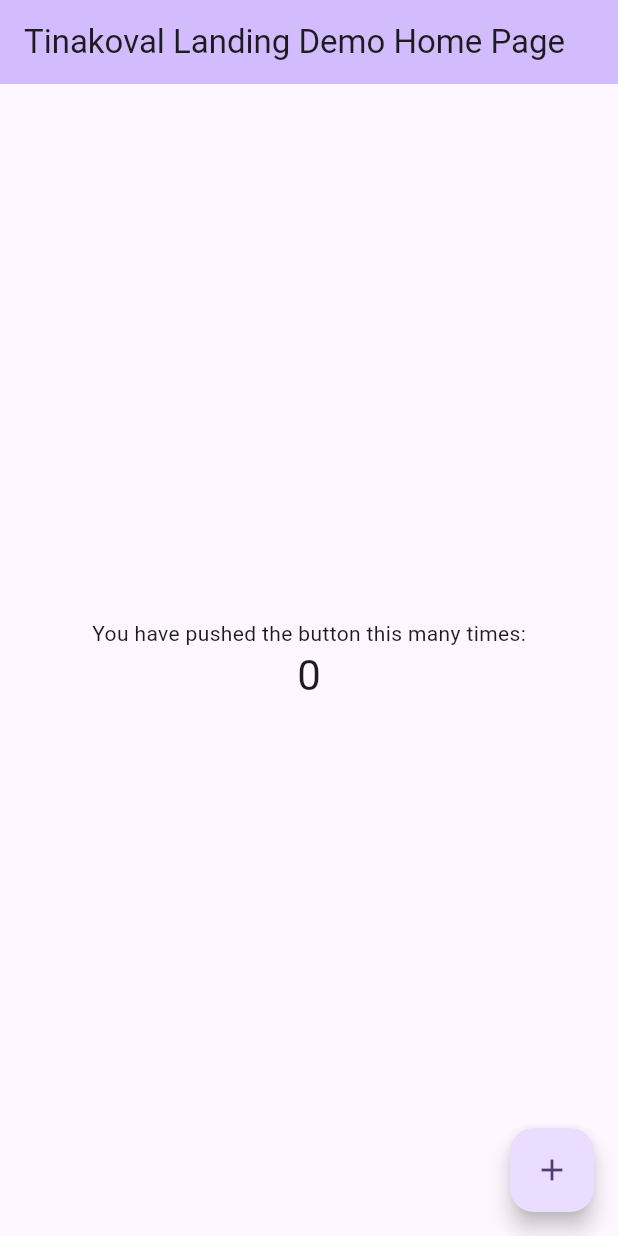
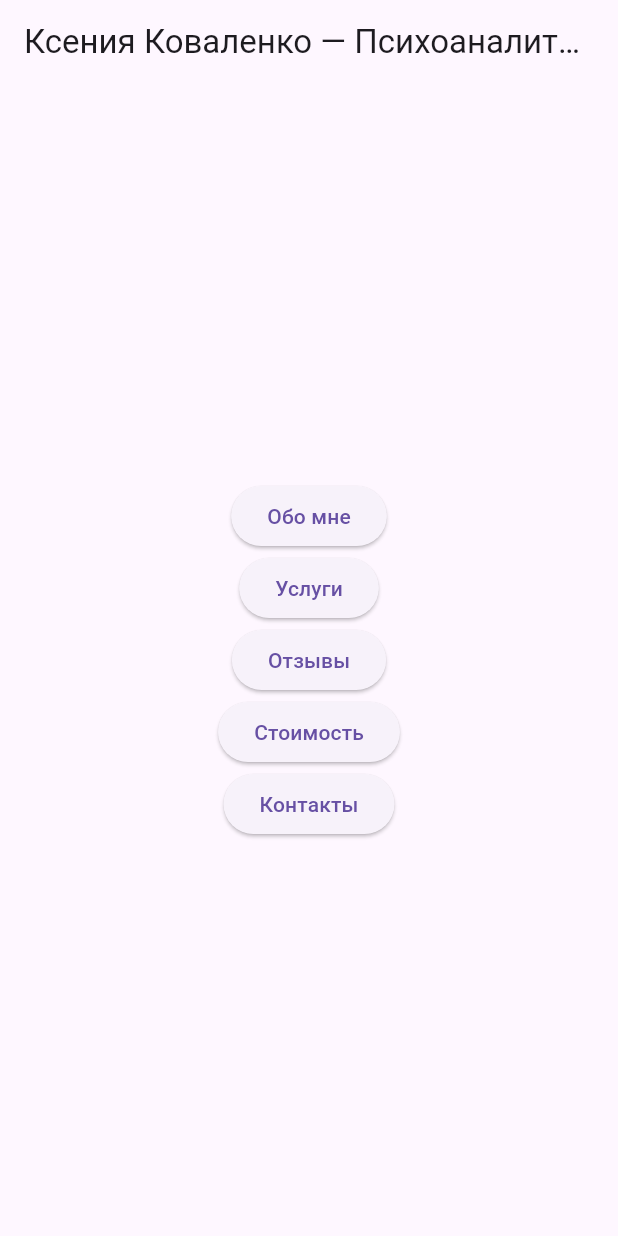
Before and after one commit to abigotado/tinakoval_landing, a Flutter app: the screen it shows after launch, on a phone screen of 412 x 824 dp. Run offline on Flutter 3.47's test engine with Material 3 defaults, Android fonts, the phone set to English and light mode, and no system bars; our stand-ins replace flutter_riverpod, freezed_annotation, go_router, riverpod_annotation; generated files the repository leaves out were written again; Roboto replaces fonts that are missing (OpenSans).

Commit message:
feature(app): create main structure

```diff
--- /dev/null
+++ b/lib/core/routing/app_routes.dart
@@ -0,0 +1,40 @@
+import 'package:flutter_riverpod/flutter_riverpod.dart';
+import 'package:go_router/go_router.dart';
+
+import '../../presentation/ui/screens/about_screen.dart';
+import '../../presentation/ui/screens/contact_screen.dart';
+import '../../presentation/ui/screens/home_screen.dart';
+import '../../presentation/ui/screens/pricing_screen.dart';
+import '../../presentation/ui/screens/services_screen.dart';
+import '../../presentation/ui/screens/testimonials_screen.dart';
+
+final goRouterProvider = Provider<GoRouter>((ref) {
+  return GoRouter(
+    routes: [
+      GoRoute(
+        path: '/',
+        builder: (context, state) => const HomeScreen(),
+      ),
+      GoRoute(
+        path: '/about',
+        builder: (context, state) => const AboutScreen(),
+      ),
+      GoRoute(
+        path: '/services',
+        builder: (context, state) => const ServicesScreen(),
+      ),
+      GoRoute(
+        path: '/testimonials',
+        builder: (context, state) => const TestimonialsScreen(),
+      ),
+      GoRoute(
+        path: '/pricing',
+        builder: (context, state) => const PricingScreen(),
+      ),
+      GoRoute(
+        path: '/contact',
+        builder: (context, state) => const ContactScreen(),
+      ),
+    ],
+  );
+});
--- /dev/null
+++ b/lib/domain/repository/content_repository.dart
@@ -0,0 +1,5 @@
+import '../models/content_model.dart';
+
+abstract interface class ContentRepository {
+  Future<Content> fetchContent();
+}
--- a/lib/main.dart
+++ b/lib/main.dart
@@ -1,68 +1,29 @@
 import 'package:flutter/material.dart';
+import 'package:flutter_riverpod/flutter_riverpod.dart';
+
+import 'core/routing/app_routes.dart';
 
 void main() {
-  runApp(const MyApp());
+  runApp(
+    const ProviderScope(
+      child: MyApp(),
+    ),
+  );
 }
 
-class MyApp extends StatelessWidget {
+class MyApp extends ConsumerWidget {
   const MyApp({super.key});
 
   @override
-  Widget build(BuildContext context) {
-    return MaterialApp(
-      title: 'Tinakoval Landing Demo',
+  Widget build(BuildContext context, WidgetRef ref) {
+    final goRouter = ref.watch(goRouterProvider);
+    return MaterialApp.router(
+      title: 'Ксения Коваленко — Психоаналитик',
       theme: ThemeData(
-        colorScheme: ColorScheme.fromSeed(seedColor: Colors.deepPurple),
-        useMaterial3: true,
+        primarySwatch: Colors.blue,
+        fontFamily: 'OpenSans',
       ),
-      home: const MyHomePage(title: 'Tinakoval Landing Demo Home Page'),
+      routerConfig: goRouter,
     );
   }
 }
-
-class MyHomePage extends StatefulWidget {
-  const MyHomePage({super.key, required this.title});
-  final String title;
-
-  @override
-  State<MyHomePage> createState() => _MyHomePageState();
-}
-
-class _MyHomePageState extends State<MyHomePage> {
-  int _counter = 0;
-
-  void _incrementCounter() {
-    setState(() {
-      _counter++;
-    });
-  }
-
-  @override
-  Widget build(BuildContext context) {
-    return Scaffold(
-      appBar: AppBar(
-        backgroundColor: Theme.of(context).colorScheme.inversePrimary,
-        title: Text(widget.title),
-      ),
-      body: Center(
-        child: Column(
-          mainAxisAlignment: MainAxisAlignment.center,
-          children: <Widget>[
-            const Text(
-              'You have pushed the button this many times:',
-            ),
-            Text(
-              '$_counter',
-              style: Theme.of(context).textTheme.headlineMedium,
-            ),
-          ],
-        ),
-      ),
-      floatingActionButton: FloatingActionButton(
-        onPressed: _incrementCounter,
-        tooltip: 'Increment',
-        child: const Icon(Icons.add),
-      ),
-    );
-  }
-}
--- /dev/null
+++ b/lib/presentation/ui/screens/home_screen.dart
@@ -0,0 +1,42 @@
+import 'package:flutter/material.dart';
+import 'package:go_router/go_router.dart';
+
+class HomeScreen extends StatelessWidget {
+  const HomeScreen({super.key});
+
+  @override
+  Widget build(BuildContext context) {
+    return Scaffold(
+      appBar: AppBar(
+        title: const Text('Ксения Коваленко — Психоаналитик'),
+      ),
+      body: Center(
+        child: Column(
+          mainAxisAlignment: MainAxisAlignment.center,
+          children: [
+            ElevatedButton(
+              onPressed: () => context.go('/about'),
+              child: const Text('Обо мне'),
+            ),
+            ElevatedButton(
+              onPressed: () => context.go('/services'),
+              child: const Text('Услуги'),
+            ),
+            ElevatedButton(
+              onPressed: () => context.go('/testimonials'),
+              child: const Text('Отзывы'),
+            ),
+            ElevatedButton(
+              onPressed: () => context.go('/pricing'),
+              child: const Text('Стоимость'),
+            ),
+            ElevatedButton(
+              onPressed: () => context.go('/contact'),
+              child: const Text('Контакты'),
+            ),
+          ],
+        ),
+      ),
+    );
+  }
+}
```
Also changed, not shown: build.yaml (added, +18 -0 lines), lib/data/datasource/content_local_service.dart (added, +15 -0 lines), lib/data/providers/data_providers.dart (added, +16 -0 lines), lib/data/repository/content_repository_impl.dart (added, +15 -0 lines), lib/domain/models/content_model.dart (added, +17 -0 lines), lib/presentation/controller/content_provider.dart (added, +10 -0 lines), lib/presentation/ui/screens/about_screen.dart (added, +28 -0 lines), lib/presentation/ui/screens/contact_screen.dart (added, +29 -0 lines), lib/presentation/ui/screens/pricing_screen.dart (added, +29 -0 lines), lib/presentation/ui/screens/services_screen.dart (added, +29 -0 lines), lib/presentation/ui/screens/testimonials_screen.dart (added, +29 -0 lines), pubspec.yaml (+13 -27 lines), pubspec.lock, 1 other file.
